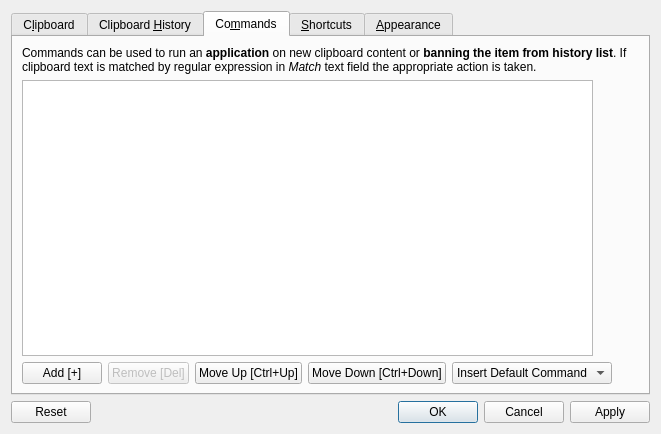
This is src/configurationmanager.ui in hluk/CopyQ as Qt 5 draws it before an edit. The edited form follows.
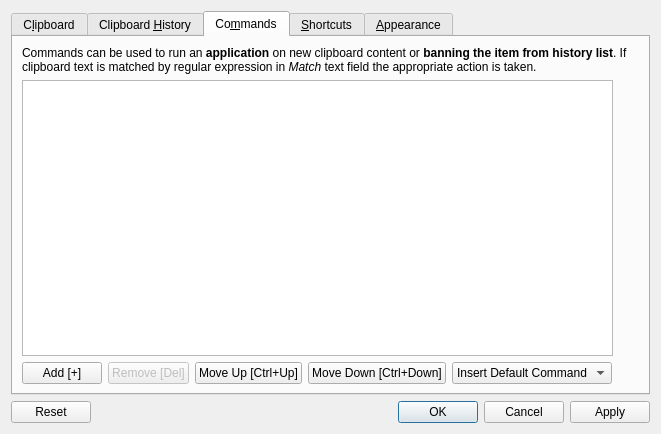
This is the edited form. The open tabs and pages were chosen to show the change. Icons and pictures are not drawn. Custom widgets are drawn as their Qt base class.

Diff of the .ui file:
```diff
--- a/src/configurationmanager.ui
+++ b/src/configurationmanager.ui
@@ -338,10 +338,7 @@
               </widget>
              </item>
              <item>
-              <layout class="QVBoxLayout" name="verticalLayout_6">
-               <property name="rightMargin">
-                <number>20</number>
-               </property>
+              <layout class="QVBoxLayout" name="verticalLayout_6" stretch="0,0">
                <item>
                 <widget class="CommandWidget" name="widgetCommand" native="true">
                  <property name="enabled">
```
